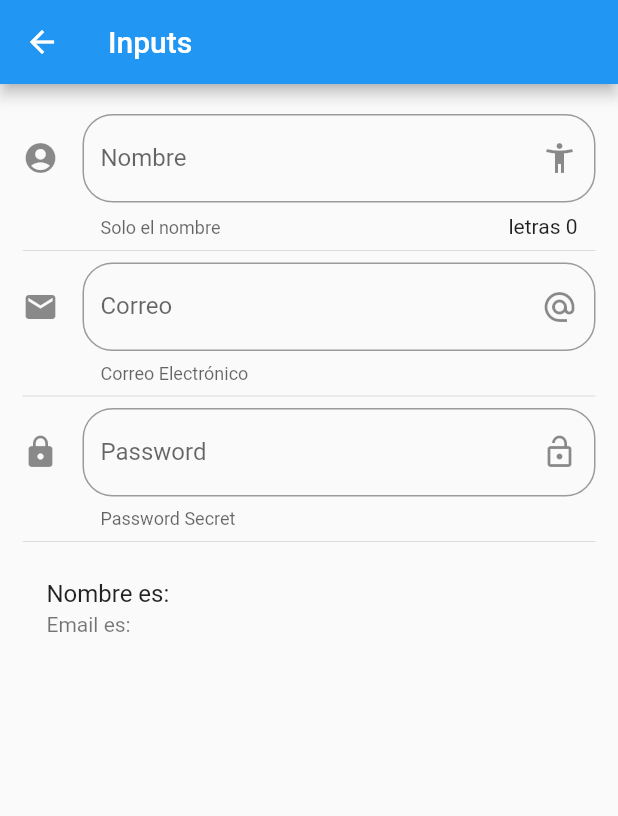
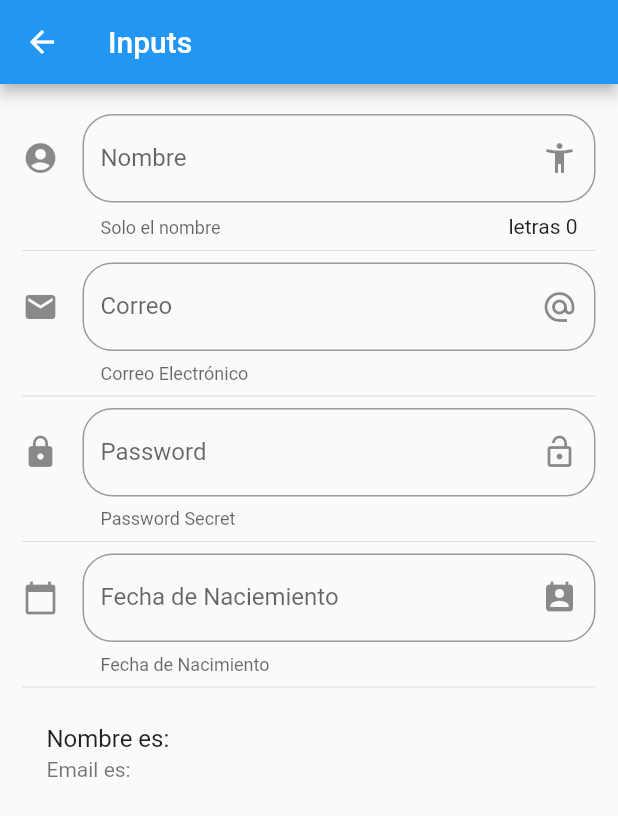
Before and after one commit to ByFredx/App-Flutter, a Flutter app: the InputPage screen opened by its route, on a phone screen of 412 x 824 dp. Shown: the top 816 px of the screen. Run offline on Flutter 3.47's test engine with Material 2 defaults, Android fonts, the phone set to English and light mode, and no system bars.

Commit message:
Component DatePicker

```diff
--- a/componentes/lib/src/pages/input_page.dart
+++ b/componentes/lib/src/pages/input_page.dart
@@ -9,6 +9,9 @@ class _InputPageState extends State<InputPage> {
   String _nombre = '';
   String _email = '';
   String _password = '';
+  String _fecha = '';
+
+  TextEditingController _inputFielDateController = new TextEditingController();
 
   @override
   Widget build(BuildContext context) {
@@ -24,6 +27,8 @@ class _InputPageState extends State<InputPage> {
           _crearEmail(),
           Divider(),
           _crearPassword(),
+          Divider(),
+          _crearFecha(context),
           Divider(),
           _crearPersona(),
         ],
@@ -59,7 +64,7 @@ class _InputPageState extends State<InputPage> {
     );
   }
 
-  _crearEmail() {
+  Widget _crearEmail() {
     return TextField(
       // autofocus: true,
       // textCapitalization: TextCapitalization.sentences,
@@ -96,4 +101,38 @@ class _InputPageState extends State<InputPage> {
       },
     );
   }
+
+  Widget _crearFecha(BuildContext context) {
+    return TextField(
+      enableInteractiveSelection: false,
+      controller: _inputFielDateController,
+      decoration: InputDecoration(
+        border: OutlineInputBorder(borderRadius: BorderRadius.circular(20.0)),
+        hintText: 'Seleccione su fecha de nacimiento',
+        labelText: 'Fecha de Naciemiento',
+        helperText: 'Fecha de Nacimiento',
+        suffixIcon: Icon(Icons.perm_contact_calendar),
+        icon: Icon(Icons.calendar_today),
+      ),
+      onTap: () {
+        FocusScope.of(context).requestFocus(new FocusNode());
+        _selectDate(context);
+      },
+    );
+  }
+
+  void _selectDate(BuildContext context) async {
+    DateTime picked = await showDatePicker(
+        context: context,
+        initialDate: new DateTime.now(),
+        firstDate: new DateTime(2018),
+        lastDate: new DateTime(2030));
+
+    if (picked != null) {
+      setState(() {
+        _fecha = picked.toString();
+        _inputFielDateController.text = _fecha;
+      });
+    }
+  }
 }
```
